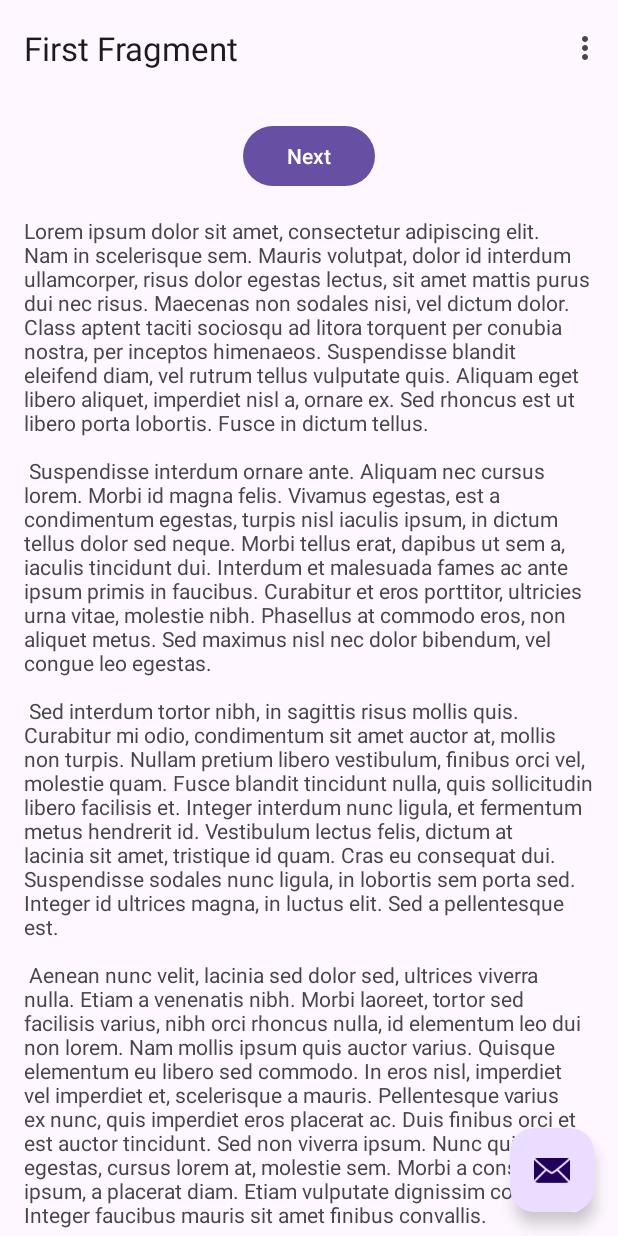
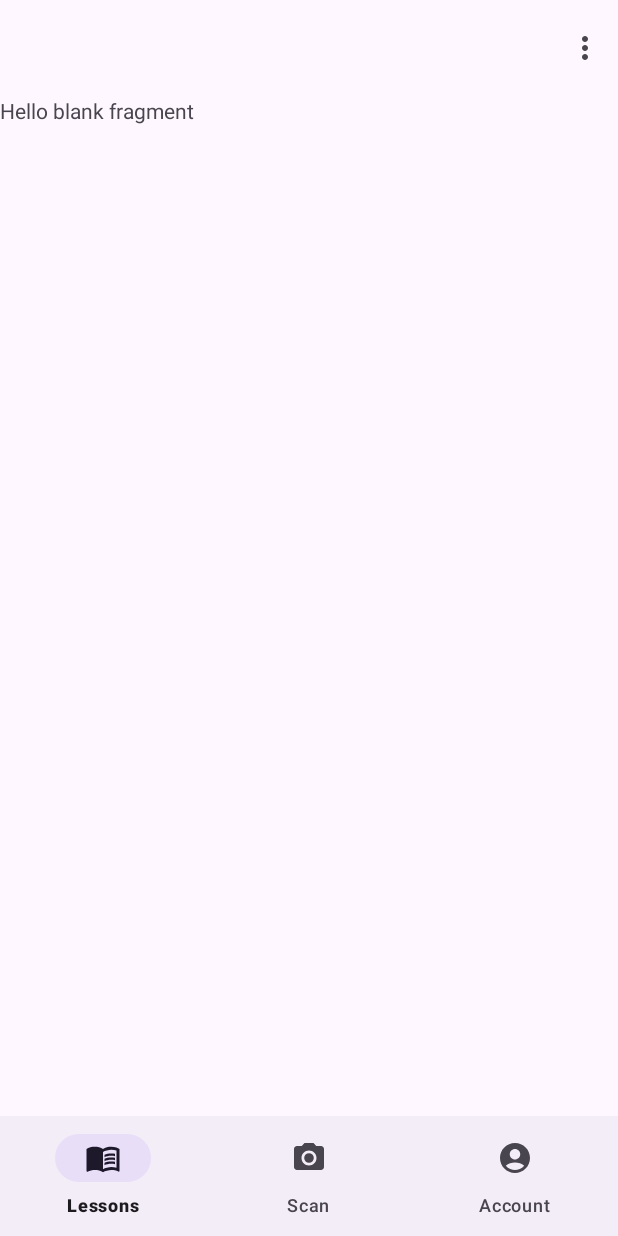
Before and after one commit to spoongd/nushhack2023, an Android app: the screen it shows after launch (MainActivity), on a phone screen of 412 x 824 dp. Run offline under Robolectric (Android 15) with nearby library versions, the phone set to English and light mode, and no system bars.

Commit message:
basic appbar

```diff
--- a/app/src/main/java/com/nushhack/keko/FirstFragment.kt
+++ /dev/null
@@ -1,44 +0,0 @@
-package com.nushhack.keko
-
-import android.os.Bundle
-import androidx.fragment.app.Fragment
-import android.view.LayoutInflater
-import android.view.View
-import android.view.ViewGroup
-import androidx.navigation.fragment.findNavController
-import com.nushhack.keko.databinding.FragmentFirstBinding
-
-/**
- * A simple [Fragment] subclass as the default destination in the navigation.
- */
-class FirstFragment : Fragment() {
-
-    private var _binding: FragmentFirstBinding? = null
-
-    // This property is only valid between onCreateView and
-    // onDestroyView.
-    private val binding get() = _binding!!
-
-    override fun onCreateView(
-        inflater: LayoutInflater, container: ViewGroup?,
-        savedInstanceState: Bundle?
-    ): View? {
-
-        _binding = FragmentFirstBinding.inflate(inflater, container, false)
-        return binding.root
-
-    }
-
-    override fun onViewCreated(view: View, savedInstanceState: Bundle?) {
-        super.onViewCreated(view, savedInstanceState)
-
-        binding.buttonFirst.setOnClickListener {
-            findNavController().navigate(R.id.action_FirstFragment_to_SecondFragment)
-        }
-    }
-
-    override fun onDestroyView() {
-        super.onDestroyView()
-        _binding = null
-    }
-}
--- /dev/null
+++ b/app/src/main/java/com/nushhack/keko/LessonsFragment.kt
@@ -0,0 +1,18 @@
+package com.nushhack.keko
+
+import android.os.Bundle
+import androidx.fragment.app.Fragment
+import android.view.LayoutInflater
+import android.view.View
+import android.view.ViewGroup
+import com.nushhack.keko.databinding.FragmentLessonsBinding
+
+class LessonsFragment : Fragment() {
+    private var _binding: FragmentLessonsBinding? = null
+    private val binding get() = _binding!!
+    override fun onCreateView(inflater: LayoutInflater, container: ViewGroup?, savedInstanceState: Bundle?): View {
+        _binding = FragmentLessonsBinding.inflate(inflater, container, false)
+        return binding.root
+    }
+
+}
--- a/app/src/main/java/com/nushhack/keko/MainActivity.kt
+++ b/app/src/main/java/com/nushhack/keko/MainActivity.kt
@@ -1,19 +1,13 @@
 package com.nushhack.keko
 
 import android.os.Bundle
-import com.google.android.material.snackbar.Snackbar
 import androidx.appcompat.app.AppCompatActivity
-import androidx.navigation.findNavController
-import androidx.navigation.ui.AppBarConfiguration
-import androidx.navigation.ui.navigateUp
-import androidx.navigation.ui.setupActionBarWithNavController
 import android.view.Menu
 import android.view.MenuItem
 import com.nushhack.keko.databinding.ActivityMainBinding
 
 class MainActivity : AppCompatActivity() {
 
-    private lateinit var appBarConfiguration: AppBarConfiguration
     private lateinit var binding: ActivityMainBinding
 
     override fun onCreate(savedInstanceState: Bundle?) {
@@ -24,14 +18,23 @@ class MainActivity : AppCompatActivity() {
 
         setSupportActionBar(binding.toolbar)
 
-        val navController = findNavController(R.id.nav_host_fragment_content_main)
-        appBarConfiguration = AppBarConfiguration(navController.graph)
-        setupActionBarWithNavController(navController, appBarConfiguration)
+        binding.content.bottomNavigation.setOnItemSelectedListener { item ->
+            when (item.itemId) {
+                R.id.nav_item_1 -> {
+                    binding.content.viewPager.currentItem = 0
+                }
+                R.id.nav_item_2 -> {
+                    binding.content.viewPager.currentItem = 1
+                }
+                R.id.nav_item_3 -> {
+                    binding.content.viewPager.currentItem = 2
+                }
+            }
+            true
+        }
 
-        binding.fab.setOnClickListener { view ->
-            Snackbar.make(view, "Replace with your own action", Snackbar.LENGTH_LONG)
-                .setAction("Action", null).show()
-        }
+        binding.content.viewPager.adapter = MainViewPagerAdapter(supportFragmentManager, lifecycle)
+//        binding.content.viewPager.isUserInputEnabled = false
     }
 
     override fun onCreateOptionsMenu(menu: Menu): Boolean {
@@ -49,10 +52,4 @@ class MainActivity : AppCompatActivity() {
             else -> super.onOptionsItemSelected(item)
         }
     }
-
-    override fun onSupportNavigateUp(): Boolean {
-        val navController = findNavController(R.id.nav_host_fragment_content_main)
-        return navController.navigateUp(appBarConfiguration)
-                || super.onSupportNavigateUp()
-    }
 }
--- /dev/null
+++ b/app/src/main/java/com/nushhack/keko/MainViewPagerAdapter.kt
@@ -0,0 +1,19 @@
+package com.nushhack.keko
+
+import androidx.fragment.app.Fragment
+import androidx.fragment.app.FragmentManager
+import androidx.lifecycle.Lifecycle
+import androidx.viewpager2.adapter.FragmentStateAdapter
+
+class MainViewPagerAdapter(fragmentManager: FragmentManager, lifecycle: Lifecycle): FragmentStateAdapter(fragmentManager, lifecycle) {
+    private val numTabs = 3
+    override fun getItemCount() = numTabs
+
+    override fun createFragment(position: Int): Fragment {
+        return when (position) {
+            0 -> LessonsFragment()
+            1 -> ScanFragment()
+            else -> AccountFragment()
+        }
+    }
+}
--- /dev/null
+++ b/app/src/main/res/drawable/nav_account_icon.xml
@@ -0,0 +1,5 @@
+<vector android:height="24dp" android:tint="#000000"
+    android:viewportHeight="24" android:viewportWidth="24"
+    android:width="24dp" xmlns:android="http://schemas.android.com/apk/res/android">
+    <path android:fillColor="@android:color/white" android:pathData="M12,2C6.48,2 2,6.48 2,12s4.48,10 10,10s10,-4.48 10,-10S17.52,2 12,2zM12,6c1.93,0 3.5,1.57 3.5,3.5S13.93,13 12,13s-3.5,-1.57 -3.5,-3.5S10.07,6 12,6zM12,20c-2.03,0 -4.43,-0.82 -6.14,-2.88C7.55,15.8 9.68,15 12,15s4.45,0.8 6.14,2.12C16.43,19.18 14.03,20 12,20z"/>
+</vector>
--- /dev/null
+++ b/app/src/main/res/drawable/nav_lessons_icon.xml
@@ -0,0 +1,8 @@
+<vector android:autoMirrored="true" android:height="24dp"
+    android:tint="#000000" android:viewportHeight="24"
+    android:viewportWidth="24" android:width="24dp" xmlns:android="http://schemas.android.com/apk/res/android">
+    <path android:fillColor="@android:color/white" android:pathData="M21,5c-1.11,-0.35 -2.33,-0.5 -3.5,-0.5c-1.95,0 -4.05,0.4 -5.5,1.5c-1.45,-1.1 -3.55,-1.5 -5.5,-1.5S2.45,4.9 1,6v14.65c0,0.25 0.25,0.5 0.5,0.5c0.1,0 0.15,-0.05 0.25,-0.05C3.1,20.45 5.05,20 6.5,20c1.95,0 4.05,0.4 5.5,1.5c1.35,-0.85 3.8,-1.5 5.5,-1.5c1.65,0 3.35,0.3 4.75,1.05c0.1,0.05 0.15,0.05 0.25,0.05c0.25,0 0.5,-0.25 0.5,-0.5V6C22.4,5.55 21.75,5.25 21,5zM21,18.5c-1.1,-0.35 -2.3,-0.5 -3.5,-0.5c-1.7,0 -4.15,0.65 -5.5,1.5V8c1.35,-0.85 3.8,-1.5 5.5,-1.5c1.2,0 2.4,0.15 3.5,0.5V18.5z"/>
+    <path android:fillColor="@android:color/white" android:pathData="M17.5,10.5c0.88,0 1.73,0.09 2.5,0.26V9.24C19.21,9.09 18.36,9 17.5,9c-1.7,0 -3.24,0.29 -4.5,0.83v1.66C14.13,10.85 15.7,10.5 17.5,10.5z"/>
+    <path android:fillColor="@android:color/white" android:pathData="M13,12.49v1.66c1.13,-0.64 2.7,-0.99 4.5,-0.99c0.88,0 1.73,0.09 2.5,0.26V11.9c-0.79,-0.15 -1.64,-0.24 -2.5,-0.24C15.8,11.66 14.26,11.96 13,12.49z"/>
+    <path android:fillColor="@android:color/white" android:pathData="M17.5,14.33c-1.7,0 -3.24,0.29 -4.5,0.83v1.66c1.13,-0.64 2.7,-0.99 4.5,-0.99c0.88,0 1.73,0.09 2.5,0.26v-1.52C19.21,14.41 18.36,14.33 17.5,14.33z"/>
+</vector>
--- /dev/null
+++ b/app/src/main/res/drawable/nav_scan_icon.xml
@@ -0,0 +1,6 @@
+<vector android:height="24dp" android:tint="#000000"
+    android:viewportHeight="24" android:viewportWidth="24"
+    android:width="24dp" xmlns:android="http://schemas.android.com/apk/res/android">
+    <path android:fillColor="@android:color/white" android:pathData="M12,12m-3.2,0a3.2,3.2 0,1 1,6.4 0a3.2,3.2 0,1 1,-6.4 0"/>
+    <path android:fillColor="@android:color/white" android:pathData="M9,2L7.17,4L4,4c-1.1,0 -2,0.9 -2,2v12c0,1.1 0.9,2 2,2h16c1.1,0 2,-0.9 2,-2L22,6c0,-1.1 -0.9,-2 -2,-2h-3.17L15,2L9,2zM12,17c-2.76,0 -5,-2.24 -5,-5s2.24,-5 5,-5 5,2.24 5,5 -2.24,5 -5,5z"/>
+</vector>
--- a/app/src/main/res/layout/activity_main.xml
+++ b/app/src/main/res/layout/activity_main.xml
@@ -9,25 +9,37 @@
 
     <com.google.android.material.appbar.AppBarLayout
         android:layout_width="match_parent"
-        android:layout_height="wrap_content"
-        android:fitsSystemWindows="true">
+        android:layout_height="wrap_content">
 
         <com.google.android.material.appbar.MaterialToolbar
             android:id="@+id/toolbar"
             android:layout_width="match_parent"
-            android:layout_height="?attr/actionBarSize" />
+            android:layout_height="?attr/actionBarSize"
+            app:title="">
 
+            <FrameLayout
+                android:layout_width="match_parent"
+                android:layout_height="match_parent">
+
+                <com.google.android.material.textview.MaterialTextView
+                    android:layout_width="wrap_content"
+                    android:layout_height="wrap_content"
+                    android:id="@+id/toolbar_title"
+                    android:layout_gravity="center_vertical"
+                    android:textSize="28sp"
+                    android:textStyle="bold" />
+
+                <com.google.android.material.textview.MaterialTextView
+                    android:layout_width="wrap_content"
+                    android:layout_height="wrap_content"
+                    android:id="@+id/toolbar_title2"
+                    android:layout_gravity="center_vertical"
+                    android:textSize="28sp"
+                    android:textStyle="bold" />
+            </FrameLayout>
+        </com.google.android.material.appbar.MaterialToolbar>
     </com.google.android.material.appbar.AppBarLayout>
 
-    <include layout="@layout/content_main" />
-
-    <com.google.android.material.floatingactionbutton.FloatingActionButton
-        android:id="@+id/fab"
-        android:layout_width="wrap_content"
-        android:layout_height="wrap_content"
-        android:layout_gravity="bottom|end"
-        android:layout_marginEnd="@dimen/fab_margin"
-        android:layout_marginBottom="16dp"
-        app:srcCompat="@android:drawable/ic_dialog_email" />
+    <include android:id="@+id/content" layout="@layout/content_main" />
 
 </androidx.coordinatorlayout.widget.CoordinatorLayout>
--- a/app/src/main/res/layout/content_main.xml
+++ b/app/src/main/res/layout/content_main.xml
@@ -1,19 +1,28 @@
 <?xml version="1.0" encoding="utf-8"?>
-<androidx.constraintlayout.widget.ConstraintLayout xmlns:android="http://schemas.android.com/apk/res/android"
+<LinearLayout xmlns:android="http://schemas.android.com/apk/res/android"
     xmlns:app="http://schemas.android.com/apk/res-auto"
     android:layout_width="match_parent"
     android:layout_height="match_parent"
+    android:orientation="vertical"
     app:layout_behavior="@string/appbar_scrolling_view_behavior">
 
-    <fragment
-        android:id="@+id/nav_host_fragment_content_main"
-        android:name="androidx.navigation.fragment.NavHostFragment"
-        android:layout_width="0dp"
-        android:layout_height="0dp"
-        app:defaultNavHost="true"
-        app:layout_constraintBottom_toBottomOf="parent"
-        app:layout_constraintEnd_toEndOf="parent"
-        app:layout_constraintStart_toStartOf="parent"
-        app:layout_constraintTop_toTopOf="parent"
-        app:navGraph="@navigation/nav_graph" />
-</androidx.constraintlayout.widget.ConstraintLayout>
+    <androidx.viewpager2.widget.ViewPager2
+        android:id="@+id/view_pager"
+        android:layout_width="match_parent"
+        android:layout_height="wrap_content"
+        android:layout_weight="1"
+        app:layout_behavior="@string/appbar_scrolling_view_behavior"/>
+
+    <LinearLayout
+        android:layout_width="match_parent"
+        android:layout_height="wrap_content"
+        android:layout_weight="0">
+
+        <com.google.android.material.bottomnavigation.BottomNavigationView
+            android:id="@+id/bottom_navigation"
+            android:layout_width="match_parent"
+            android:layout_height="wrap_content"
+            android:layout_gravity="center|bottom"
+            app:menu="@menu/bottom_navigation_menu"/>
+    </LinearLayout>
+</LinearLayout>
--- a/app/src/main/res/layout/fragment_first.xml
+++ /dev/null
@@ -1,35 +0,0 @@
-<?xml version="1.0" encoding="utf-8"?>
-<androidx.core.widget.NestedScrollView xmlns:android="http://schemas.android.com/apk/res/android"
-    xmlns:app="http://schemas.android.com/apk/res-auto"
-    xmlns:tools="http://schemas.android.com/tools"
-    android:layout_width="match_parent"
-    android:layout_height="match_parent"
-    tools:context=".FirstFragment">
-
-    <androidx.constraintlayout.widget.ConstraintLayout
-        android:layout_width="match_parent"
-        android:layout_height="match_parent"
-        android:padding="16dp">
-
-        <Button
-            android:id="@+id/button_first"
-            android:layout_width="wrap_content"
-            android:layout_height="wrap_content"
-            android:text="@string/next"
-            app:layout_constraintBottom_toTopOf="@id/textview_first"
-            app:layout_constraintEnd_toEndOf="parent"
-            app:layout_constraintStart_toStartOf="parent"
-            app:layout_constraintTop_toTopOf="parent" />
-
-        <TextView
-            android:id="@+id/textview_first"
-            android:layout_width="wrap_content"
-            android:layout_height="wrap_content"
-            android:layout_marginTop="16dp"
-            android:text="@string/lorem_ipsum"
-            app:layout_constraintBottom_toBottomOf="parent"
-            app:layout_constraintEnd_toEndOf="parent"
-            app:layout_constraintStart_toStartOf="parent"
-            app:layout_constraintTop_toBottomOf="@id/button_first" />
-    </androidx.constraintlayout.widget.ConstraintLayout>
-</androidx.core.widget.NestedScrollView>
--- /dev/null
+++ b/app/src/main/res/layout/fragment_lessons.xml
@@ -0,0 +1,14 @@
+<?xml version="1.0" encoding="utf-8"?>
+<FrameLayout xmlns:android="http://schemas.android.com/apk/res/android"
+    xmlns:tools="http://schemas.android.com/tools"
+    android:layout_width="match_parent"
+    android:layout_height="match_parent"
+    tools:context=".LessonsFragment">
+
+    <!-- TODO: Update blank fragment layout -->
+    <TextView
+        android:layout_width="match_parent"
+        android:layout_height="match_parent"
+        android:text="@string/hello_blank_fragment" />
+
+</FrameLayout>
--- /dev/null
+++ b/app/src/main/res/menu/bottom_navigation_menu.xml
@@ -0,0 +1,19 @@
+<?xml version="1.0" encoding="utf-8"?>
+<menu xmlns:android="http://schemas.android.com/apk/res/android">
+    <item
+        android:id="@+id/nav_item_1"
+        android:enabled="true"
+        android:icon="@drawable/nav_lessons_icon"
+        android:title="@string/nav_lessons_text"/>
+    <item
+        android:id="@+id/nav_item_2"
+        android:enabled="true"
+        android:icon="@drawable/nav_scan_icon"
+        android:title="@string/nav_scan_text"/>
+    <item
+        android:id="@+id/nav_item_3"
+        android:enabled="true"
+        android:icon="@drawable/nav_account_icon"
+        android:title="@string/nav_account_text"/>
+
+</menu>
--- a/app/src/main/res/navigation/nav_graph.xml
+++ /dev/null
@@ -1,28 +0,0 @@
-<?xml version="1.0" encoding="utf-8"?>
-<navigation xmlns:android="http://schemas.android.com/apk/res/android"
-    xmlns:app="http://schemas.android.com/apk/res-auto"
-    xmlns:tools="http://schemas.android.com/tools"
-    android:id="@+id/nav_graph"
-    app:startDestination="@id/FirstFragment">
-
-    <fragment
-        android:id="@+id/FirstFragment"
-        android:name="com.nushhack.keko.FirstFragment"
-        android:label="@string/first_fragment_label"
-        tools:layout="@layout/fragment_first">
-
-        <action
-            android:id="@+id/action_FirstFragment_to_SecondFragment"
-            app:destination="@id/SecondFragment" />
-    </fragment>
-    <fragment
-        android:id="@+id/SecondFragment"
-        android:name="com.nushhack.keko.SecondFragment"
-        android:label="@string/second_fragment_label"
-        tools:layout="@layout/fragment_second">
-
-        <action
-            android:id="@+id/action_SecondFragment_to_FirstFragment"
-            app:destination="@id/FirstFragment" />
-    </fragment>
-</navigation>
--- a/app/src/main/res/values/strings.xml
+++ b/app/src/main/res/values/strings.xml
@@ -43,4 +43,10 @@
         libero vel nunc consequat, quis tincidunt nisl eleifend. Cras bibendum enim a justo luctus
         vestibulum. Fusce dictum libero quis erat maximus, vitae volutpat diam dignissim.
     </string>
+    <string name="content_description_fab">FAB</string>
+    <string name="nav_lessons_text">Lessons</string>
+    <string name="nav_scan_text">Scan</string>
+    <string name="nav_account_text">Account</string>
+    <!-- TODO: Remove or change this placeholder text -->
+    <string name="hello_blank_fragment">Hello blank fragment</string>
 </resources>
```
Also changed, not shown: app/src/main/java/com/nushhack/keko/AccountFragment.kt (added, +17 -0 lines), app/src/main/java/com/nushhack/keko/ScanFragment.kt (added, +18 -0 lines), app/src/main/java/com/nushhack/keko/SecondFragment.kt (deleted, +0 -44 lines), app/src/main/res/layout/fragment_account.xml (added, +14 -0 lines), app/src/main/res/layout/fragment_scan.xml (added, +14 -0 lines), app/src/main/res/layout/fragment_second.xml (deleted, +0 -35 lines).
